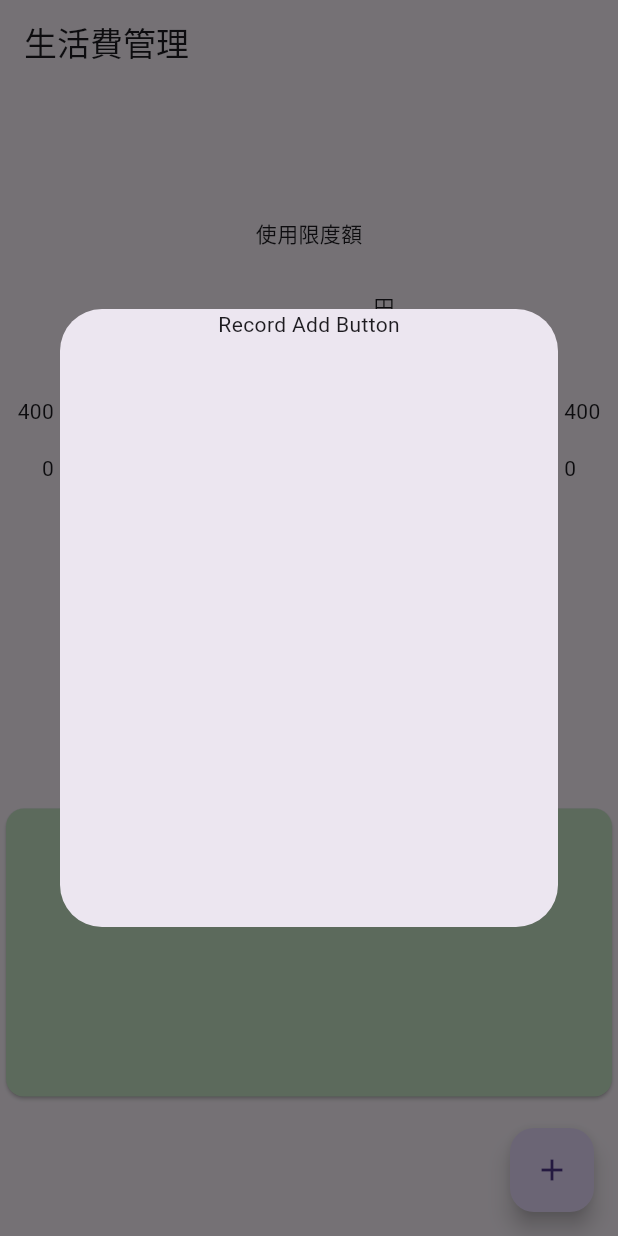
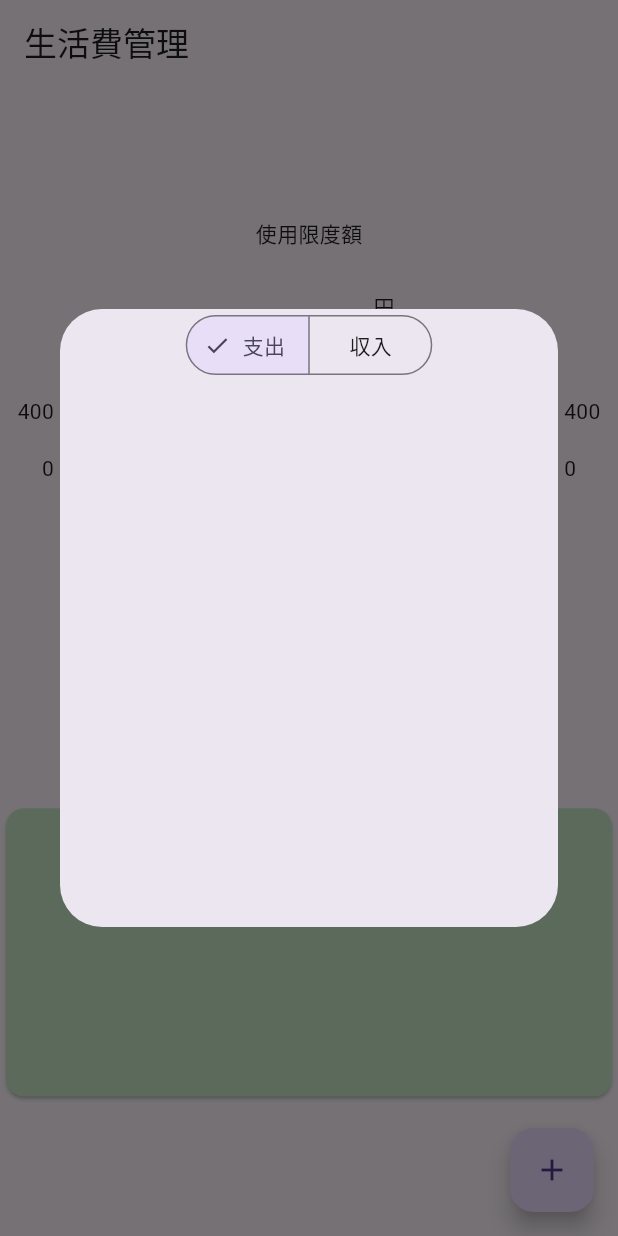
Before and after one commit to uwatcha/MonthlyBudgetManager, a Flutter app: the screen it shows after launch, after a tap on the "add" icon, on a phone screen of 412 x 824 dp. Run offline on Flutter 3.47's test engine with Material 3 defaults, Android fonts, the light colour scheme and no system bars; drawn by our look-alikes of fl_chart; our stand-ins replace flutter_riverpod, freezed_annotation, riverpod_annotation; generated files the repository leaves out were written again.

Commit message:
Dialogのstateを導入し，Dialogにセグメントボタンを追加した．

```diff
--- a/lib/main.dart
+++ b/lib/main.dart
@@ -1,40 +1,37 @@
 import 'package:fl_chart/fl_chart.dart';
 import 'package:flutter/material.dart';
 import 'package:flutter/services.dart';
-import 'package:monthly_budget_manager/view/record_add_panel.dart';
+import 'package:flutter_riverpod/flutter_riverpod.dart';
+import 'package:monthly_budget_manager/view/record_add_dialog.dart';
 
 void main() {
-  runApp(MyApp());
+  runApp(
+    const ProviderScope(child: MonthlyBudgetManager()));
 }
 
-class MyApp extends StatelessWidget {
+class MonthlyBudgetManager extends StatelessWidget {
+  const MonthlyBudgetManager({super.key});
+
   @override
   Widget build(BuildContext context) {
     return MaterialApp(
       title: '生活費管理',
-      theme: ThemeData(
-        primarySwatch: Colors.blue,
-      ),
-      home: MyHomePage(title: '生活費管理'),
+    theme: ThemeData(
+      primarySwatch: Colors.blue,
+    ),
+    home: HomePage(),
     );
   }
 }
 
-class MyHomePage extends StatefulWidget {
-  MyHomePage({Key? key, required this.title}) : super(key: key);
+class HomePage extends StatelessWidget {
+  const HomePage({super.key});
 
-  final String title;
-
-  @override
-  _MyHomePageState createState() => _MyHomePageState();
-}
-
-class _MyHomePageState extends State<MyHomePage> {
   @override
   Widget build(BuildContext context) {
     return Scaffold(
       appBar: AppBar(
-        title: Text(widget.title),
+        title: Text('生活費管理'),
       ),
       body: Center(
         child: Column(
@@ -86,7 +83,7 @@
           showDialog(
             context: context,
             builder: (BuildContext context) {
-              return const RecordAddPanel();
+              return const RecordAddDialog();
             },
           );
         },
--- /dev/null
+++ b/lib/view/record_add_dialog.dart
@@ -0,0 +1,34 @@
+
+import 'package:flutter/material.dart';
+import 'package:flutter_riverpod/flutter_riverpod.dart';
+import 'package:monthly_budget_manager/view_model/record_add_dialog_view_model.dart';
+
+class RecordAddDialog extends ConsumerWidget {
+  const RecordAddDialog({super.key});
+
+  @override
+  Widget build(BuildContext context, WidgetRef ref) {
+    final Size size = MediaQuery.of(context).size;
+
+    return Dialog(
+      child: SizedBox(
+        width: size.width*0.9,
+        height: size.height*0.5,
+        child: Column(
+          children: [
+            SegmentedButton<bool>(
+              onSelectionChanged: (b) {
+                ref.watch(recordAddDialogViewModelProvider.notifier).setIsModeExpenditure(b.first);
+              },
+              segments: [
+                ButtonSegment(value: true, label: Text('支出')),
+                ButtonSegment(value: false, label: Text('収入'))
+              ],
+              selected: {ref.watch(recordAddDialogViewModelProvider).isModeExpenditure})
+          ],
+        )
+      ),
+    );
+  }
+
+}
--- a/lib/view/record_add_panel.dart
+++ /dev/null
@@ -1,24 +0,0 @@
-
-import 'package:flutter/material.dart';
-import 'package:flutter_riverpod/flutter_riverpod.dart';
-
-class RecordAddPanel extends ConsumerWidget {
-  const RecordAddPanel({super.key});
-
-  @override
-  Widget build(BuildContext context, WidgetRef ref) {
-    final Size size = MediaQuery.of(context).size;
-    return Dialog(
-      child: SizedBox(
-        width: size.width*0.9,
-        height: size.height*0.5,
-        child: Column(
-          children: [
-            Text('Record Add Button')
-          ],
-        )
-      ),
-    );
-  }
-
-}
--- /dev/null
+++ b/lib/view_model/record_add_dialog_view_model.dart
@@ -0,0 +1,17 @@
+import 'package:monthly_budget_manager/state/record_add_dialog_state.dart';
+import 'package:riverpod_annotation/riverpod_annotation.dart';
+
+part 'record_add_dialog_view_model.g.dart';
+
+@Riverpod(keepAlive: true)
+class RecordAddDialogViewModel extends _$RecordAddDialogViewModel {
+
+  @override
+  RecordAddDialogState build() {
+    return RecordAddDialogState();
+  }
+
+  void setIsModeExpenditure(bool isModeExpenditure) {
+    state = state.copyWith(isModeExpenditure: isModeExpenditure);
+  }
+}
```
Also changed, not shown: lib/state/record_add_dialog_state.dart (added, +12 -0 lines), lib/state/record_add_panel_state.dart (deleted, +0 -13 lines), pubspec.yaml (+5 -3 lines), lib/state/record_add_dialog_state.freezed.dart, lib/view_model/record_add_dialog_view_model.g.dart (added), pubspec.lock, 1 other file.
